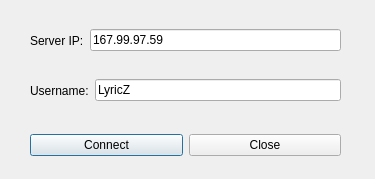
The window that GameClient/logwin.ui (LyricZhao/GZTank) describes before a commit, drawn with Qt 5.
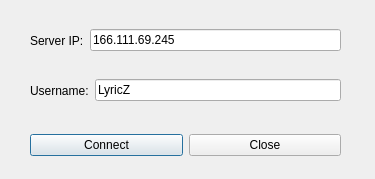
The same window after the commit.

Diff of the .ui file:
```diff
--- a/GameClient/logwin.ui
+++ b/GameClient/logwin.ui
@@ -33,7 +33,7 @@
     <item>
      <widget class="QLineEdit" name="IP_INPUT">
       <property name="text">
-       <string>167.99.97.59</string>
+       <string>166.111.69.245</string>
       </property>
      </widget>
     </item>
```
